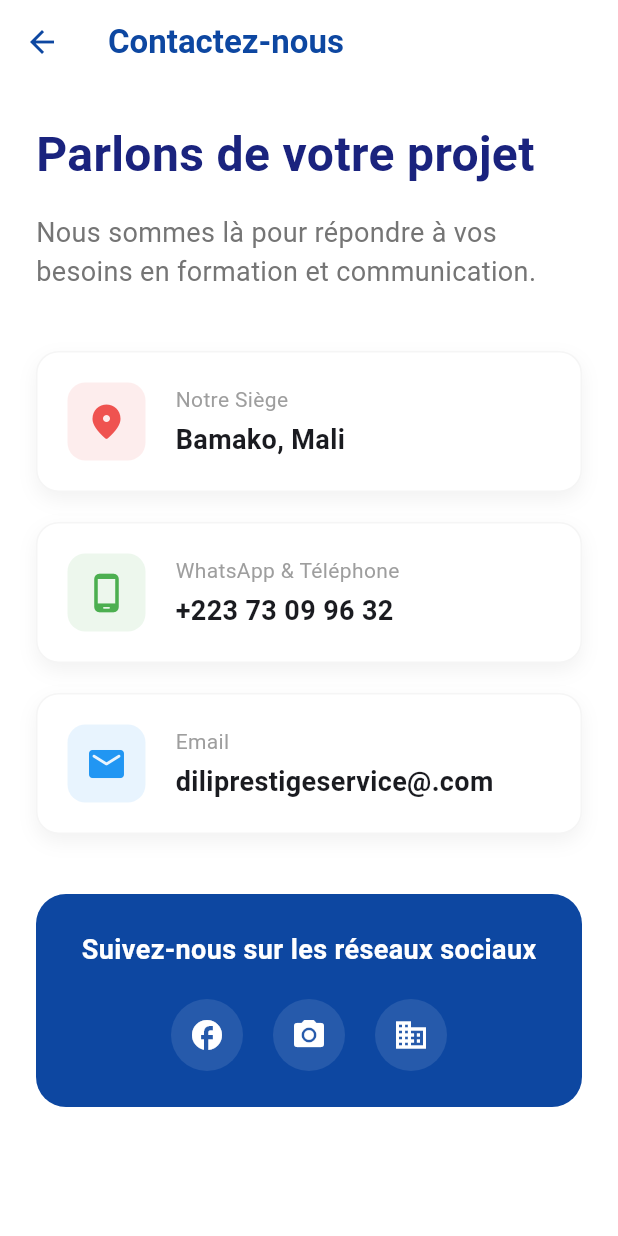
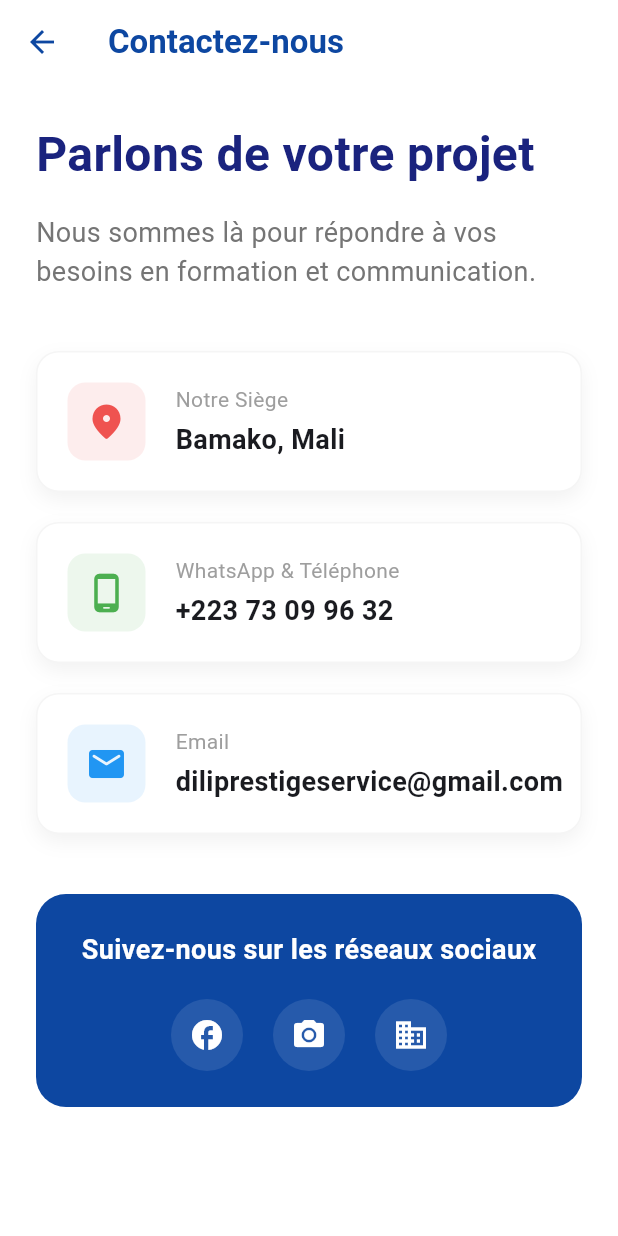
Before and after one commit to Carbousqua/diliprestigeweb, a Flutter app: the ContactPage screen opened directly, on a phone screen of 412 x 824 dp. Run offline on Flutter 3.47's test engine with Material 3 defaults, Android fonts, the phone set to English and light mode, and no system bars; network calls fail.

Commit message:
Mise à jour des informations de contact et design impression

```diff
--- a/lib/pages/contact_page.dart
+++ b/lib/pages/contact_page.dart
@@ -45,7 +45,7 @@ class ContactPage extends StatelessWidget {
             _contactCard(
               icon: Icons.email_rounded,
               title: 'Email',
-              subtitle: 'diliprestigeservice@.com',
+              subtitle: 'diliprestigeservice@gmail.com',
               color: Colors.blue.shade500,
             ),
             const SizedBox(height: 40),
```
